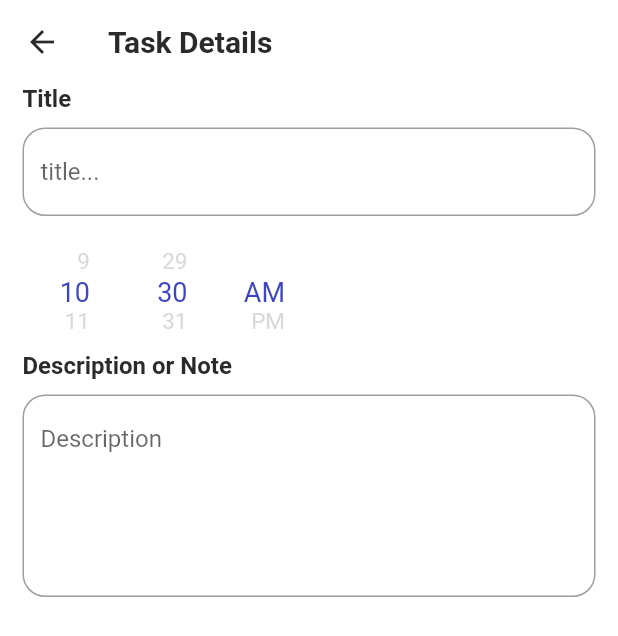
After one commit to ghost-codes/todo_list, a Flutter app: the CreateToDoDetails screen opened by its route, on a phone screen of 412 x 824 dp. The commit adds this screen. Shown: the top 636 px of the screen. Run offline on Flutter 3.47's test engine with Material 2 defaults, Android fonts, the phone set to English and light mode, and no system bars; drawn by our look-alikes of flutter_time_picker_spinner; our stand-ins replace flutter_spinkit; missing offline and left inert: day_night_time_picker; Roboto replaces fonts that are missing (OpenSans).

Commit message:
Task Details Ui done with TimeSpiner bug

```diff
--- /dev/null
+++ b/lib/core/util/inputDecorations.dart
@@ -0,0 +1,10 @@
+import 'package:flutter/material.dart';
+
+class InputDecorations {
+  static InputDecoration primary(String hintText) => InputDecoration(
+        border: OutlineInputBorder(
+          borderRadius: BorderRadius.circular(15),
+        ),
+        hintText: hintText,
+      );
+}
--- /dev/null
+++ b/lib/ui/views/createToDo_Details.dart
@@ -0,0 +1,80 @@
+import 'package:flutter/material.dart';
+import 'package:flutter_time_picker_spinner/flutter_time_picker_spinner.dart';
+import 'package:todo_list/core/util/appColors.dart';
+import 'package:todo_list/core/util/inputDecorations.dart';
+import 'package:todo_list/core/util/textThemes.dart';
+import 'package:day_night_time_picker/day_night_time_picker.dart';
+
+class CreateToDoDetails extends StatefulWidget {
+  @override
+  _CreateToDoDetailsState createState() => _CreateToDoDetailsState();
+}
+
+class _CreateToDoDetailsState extends State<CreateToDoDetails> {
+  TimeOfDay value = TimeOfDay(hour: 00, minute: 30);
+  @override
+  Widget build(BuildContext context) {
+    return Scaffold(
+      appBar: AppBar(
+        backgroundColor: LColors.white,
+        shadowColor: Colors.transparent,
+        leading: IconButton(
+          onPressed: () {
+            Navigator.pop(context);
+          },
+          icon: Icon(
+            Icons.arrow_back,
+            color: LColors.black,
+          ),
+        ),
+        title: Text(
+          "Task Details",
+          style: LTextThemes.bigTitleBlack,
+        ),
+      ),
+      body: Container(
+        color: LColors.white,
+        child: Form(
+          child: ListView(
+            padding: EdgeInsets.symmetric(horizontal: 15),
+            children: [
+              Text(
+                "Title",
+                style: LTextThemes.mediumTitleBlack,
+              ),
+              SizedBox(height: 10),
+              TextFormField(
+                decoration: InputDecorations.primary("title..."),
+              ),
+              SizedBox(height: 20),
+              TimePickerSpinner(
+                is24HourMode: false,
+                itemHeight: 20,
+                normalTextStyle: TextStyle(
+                  fontSize: 15,
+                  fontFamily: "OpenSans",
+                  color: LColors.grey.withOpacity(0.4),
+                ),
+                highlightedTextStyle: TextStyle(
+                  fontSize: 18,
+                  fontFamily: "OpenSans",
+                  color: LColors.primaryColor,
+                ),
+              ),
+              SizedBox(height: 10),
+              Text(
+                "Description or Note",
+                style: LTextThemes.mediumTitleBlack,
+              ),
+              SizedBox(height: 10),
+              TextFormField(
+                decoration: InputDecorations.primary("Description"),
+                maxLines: 5,
+              ),
+            ],
+          ),
+        ),
+      ),
+    );
+  }
+}
--- a/lib/ui/views/createToDo_View.dart
+++ b/lib/ui/views/createToDo_View.dart
@@ -16,6 +16,7 @@ class _CreateToDoViewState extends State<CreateToDoView> {
         mainAxisAlignment: MainAxisAlignment.end,
         children: [
           FloatingActionButton(
+            heroTag: "",
             onPressed: () {},
             shape: RoundedRectangleBorder(
               borderRadius: BorderRadius.circular(10),
@@ -27,7 +28,9 @@ class _CreateToDoViewState extends State<CreateToDoView> {
             height: 10,
           ),
           FloatingActionButton(
-            onPressed: () {},
+            onPressed: () {
+              Navigator.pushNamed(context, '/create_task_details');
+            },
             shape: RoundedRectangleBorder(
               borderRadius: BorderRadius.circular(10),
             ),
--- a/lib/ui/views/exportViews.dart
+++ b/lib/ui/views/exportViews.dart
@@ -1,3 +1,4 @@
 export 'home_view.dart';
 export 'splash.dart';
 export 'createToDo_View.dart';
+export 'createToDo_Details.dart';
--- a/lib/ui/views/home_view.dart
+++ b/lib/ui/views/home_view.dart
@@ -145,7 +145,7 @@ class _HomeViewState extends State<HomeView> {
               ),
               FlatButton(
                 onPressed: () {
-                  Navigator.pushNamed(context, '/create_task');
+                  Navigator.of(context).pushNamed('/create_task');
                 },
                 shape: RoundedRectangleBorder(
                   borderRadius: BorderRadius.circular(8),
--- a/pubspec.yaml
+++ b/pubspec.yaml
@@ -31,6 +31,8 @@ dependencies:
   provider: ^4.3.3
   get_it: ^5.0.6
   flutter_spinkit: ^4.1.2+1
+  flutter_time_picker_spinner: ^1.0.6+1
+  syncfusion_flutter_datepicker: ^18.4.34-beta
 
 dev_dependencies:
   flutter_test:
```
Also changed, not shown: lib/main.dart (+1 -85 lines), pubspec.lock.
